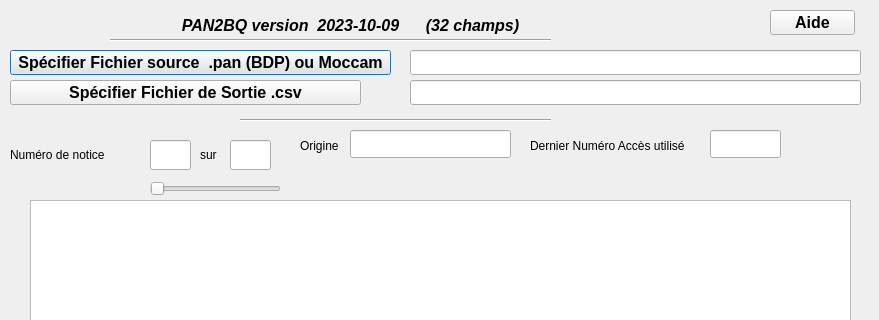
This is UI/BQimport_unimarc.ui in meteos77/pan2bq as Qt 5 draws it before an edit; both pictures show x 0 to 879 and y 0 to 320 of the 879 by 680 pixel window. The edited form follows.
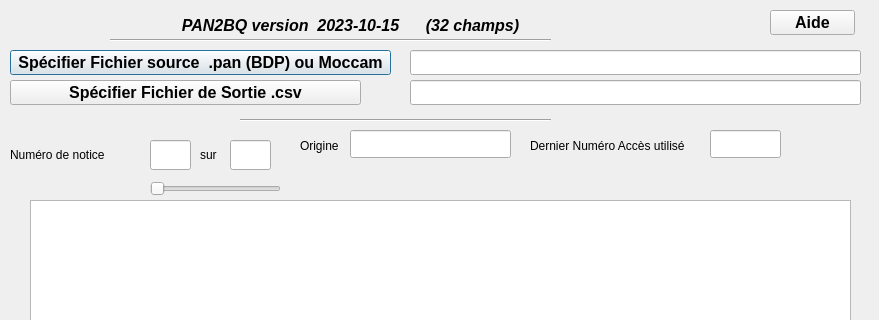
This is the edited form.

Patch:
```diff
--- a/UI/BQimport_unimarc.ui
+++ b/UI/BQimport_unimarc.ui
@@ -97,7 +97,7 @@
     <locale language="English" country="UnitedStates"/>
    </property>
    <property name="text">
-    <string>PAN2BQ version  2023-10-09      (32 champs)</string>
+    <string>PAN2BQ version  2023-10-15      (32 champs)</string>
    </property>
    <property name="textFormat">
     <enum>Qt::AutoText</enum>
```
